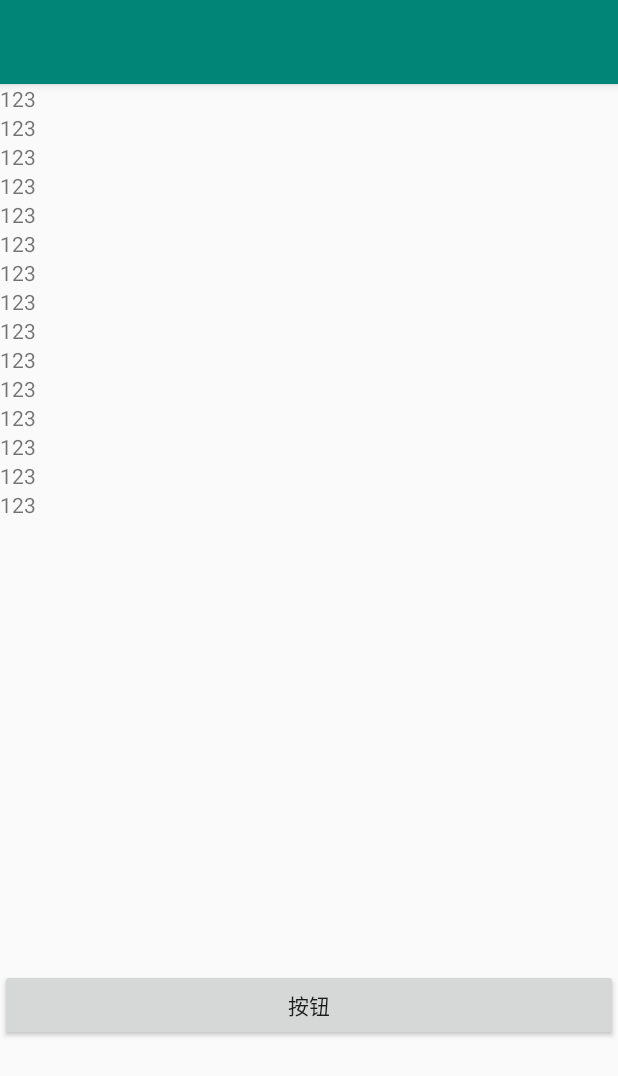
After one commit to BIT-zhangxin/BytedanceTask, an Android app: the Exercise2Activity screen opened directly, with no data from a screen before it, on a phone screen of 412 x 824 dp. The commit adds this screen. Shown: the top 1076 px of the screen. Run offline under Robolectric (Android 15) with nearby library versions, the phone set to English and light mode, and no system bars.

Commit message:
第二天作业前两题提交

```diff
--- /dev/null
+++ b/Task2/app/src/main/java/com/example/zhangxin/Exercise2Activity.java
@@ -0,0 +1,60 @@
+package com.example.zhangxin;
+
+import android.os.Bundle;
+import android.support.annotation.Nullable;
+import android.support.v7.app.AppCompatActivity;
+import android.util.Log;
+import android.view.View;
+import android.view.ViewGroup;
+import android.widget.Button;
+import android.widget.LinearLayout;
+import android.widget.Toast;
+
+public class Exercise2Activity extends AppCompatActivity implements View.OnClickListener{
+
+    LinearLayout linearLayout;
+    Button button;
+
+    @Override
+    protected void onCreate(@Nullable Bundle savedInstanceState) {
+        super.onCreate(savedInstanceState);
+        setContentView(R.layout.exercise2_layout);
+        linearLayout=findViewById(R.id.linearLayout);
+        button=findViewById(R.id.button);
+        button.setOnClickListener(this);
+    }
+
+    @Override
+    public void onClick(View v) {
+        switch (v.getId()){
+            case R.id.button:
+                int num=getViewCount(linearLayout);
+                Log.d("测试结果","num:"+num);
+                Toast.makeText(this,"num:"+num,Toast.LENGTH_LONG).show();
+                break;
+        }
+    }
+
+    //计算一个view下的所有view个数
+    public static int getViewCount(View view){
+        int num = 1;
+        if(view instanceof ViewGroup){
+            num = getCountComponent((ViewGroup) view,0);
+        }
+        return num;
+    }
+
+    //递归函数，结算viewGroup的view个数
+    private static int getCountComponent(ViewGroup v,int num){
+        int t = v.getChildCount();
+        int n = 0;
+        for (int i = 0; i < t; i++) {
+            View tmp = v.getChildAt(i);
+            if (tmp instanceof ViewGroup) {
+                n++;
+                num = getCountComponent((ViewGroup) tmp, num);
+            }
+        }
+        return num + t - n;
+    }
+}
--- a/Task2/app/src/main/res/layout/activity_main.xml
+++ b/Task2/app/src/main/res/layout/exercise1_layout.xml
@@ -5,7 +5,7 @@
     xmlns:tools="http://schemas.android.com/tools"
     android:layout_width="match_parent"
     android:layout_height="match_parent"
-    tools:context=".MainActivity">
+    tools:context=".Exercise3Activity">
 
     <TextView
         android:layout_width="wrap_content"
--- /dev/null
+++ b/Task2/app/src/main/res/layout/exercise2_layout.xml
@@ -0,0 +1,126 @@
+<?xml version="1.0" encoding="utf-8"?>
+<LinearLayout xmlns:android="http://schemas.android.com/apk/res/android"
+
+    android:id="@+id/linearLayout"
+    android:orientation="vertical"
+    android:layout_width="match_parent"
+    android:layout_height="match_parent">
+
+    <LinearLayout
+        android:layout_width="wrap_content"
+        android:layout_height="wrap_content"
+        android:orientation="vertical">
+
+        <LinearLayout
+            android:layout_width="wrap_content"
+            android:layout_height="wrap_content"
+            android:orientation="vertical">
+
+            <LinearLayout
+                android:layout_width="wrap_content"
+                android:layout_height="wrap_content"
+                android:orientation="vertical">
+
+                <LinearLayout
+                    android:layout_width="wrap_content"
+                    android:layout_height="wrap_content"
+                    android:orientation="vertical">
+
+                    <LinearLayout
+                        android:layout_width="wrap_content"
+                        android:layout_height="wrap_content"
+                        android:orientation="vertical">
+
+                        <TextView
+                            android:layout_width="wrap_content"
+                            android:layout_height="wrap_content"
+                            android:text="123"/>
+
+                    </LinearLayout>
+
+                    <TextView
+                        android:layout_width="wrap_content"
+                        android:layout_height="wrap_content"
+                        android:text="123"/>
+
+                    <TextView
+                        android:layout_width="wrap_content"
+                        android:layout_height="wrap_content"
+                        android:text="123"/>
+
+                </LinearLayout>
+
+                <TextView
+                    android:layout_width="wrap_content"
+                    android:layout_height="wrap_content"
+                    android:text="123"/>
+
+                <TextView
+                    android:layout_width="wrap_content"
+                    android:layout_height="wrap_content"
+                    android:text="123"/>
+
+                <TextView
+                    android:layout_width="wrap_content"
+                    android:layout_height="wrap_content"
+                    android:text="123"/>
+
+            </LinearLayout>
+
+            <TextView
+                android:layout_width="wrap_content"
+                android:layout_height="wrap_content"
+                android:text="123"/>
+
+            <TextView
+                android:layout_width="wrap_content"
+                android:layout_height="wrap_content"
+                android:text="123"/>
+
+            <TextView
+                android:layout_width="wrap_content"
+                android:layout_height="wrap_content"
+                android:text="123"/>
+
+            <TextView
+                android:layout_width="wrap_content"
+                android:layout_height="wrap_content"
+                android:text="123"/>
+
+        </LinearLayout>
+
+        <TextView
+            android:layout_width="wrap_content"
+            android:layout_height="wrap_content"
+            android:text="123"/>
+
+        <TextView
+            android:layout_width="wrap_content"
+            android:layout_height="wrap_content"
+            android:text="123"/>
+
+        <TextView
+            android:layout_width="wrap_content"
+            android:layout_height="wrap_content"
+            android:text="123"/>
+
+        <TextView
+            android:layout_width="wrap_content"
+            android:layout_height="wrap_content"
+            android:text="123"/>
+
+        <TextView
+            android:layout_width="wrap_content"
+            android:layout_height="wrap_content"
+            android:text="123"/>
+
+    </LinearLayout>
+
+    <Button
+        android:id="@+id/button"
+        android:text="按钮"
+        android:layout_marginTop="300dp"
+        android:layout_width="match_parent"
+        android:layout_height="wrap_content"/>
+
+</LinearLayout>
```
Also changed, not shown: Task2/app/src/main/AndroidManifest.xml (+9 -5 lines), Task2/app/src/main/java/com/example/zhangxin/Exercise1Activity.java (renamed from Task2/app/src/main/java/com/example/zhangxin/TestActivity.java, +33 -2 lines), Task2/app/src/main/java/com/example/zhangxin/Exercise3Activity.java (added, +26 -0 lines), Task2/app/src/main/java/com/example/zhangxin/MainActivity.java (deleted, +0 -7 lines), Task2/app/src/main/java/com/example/zhangxin/MessageData.java (added, +15 -0 lines), Task2/app/src/main/res/layout/exercise3_layout.xml (added, +7 -0 lines), 1 other file.
